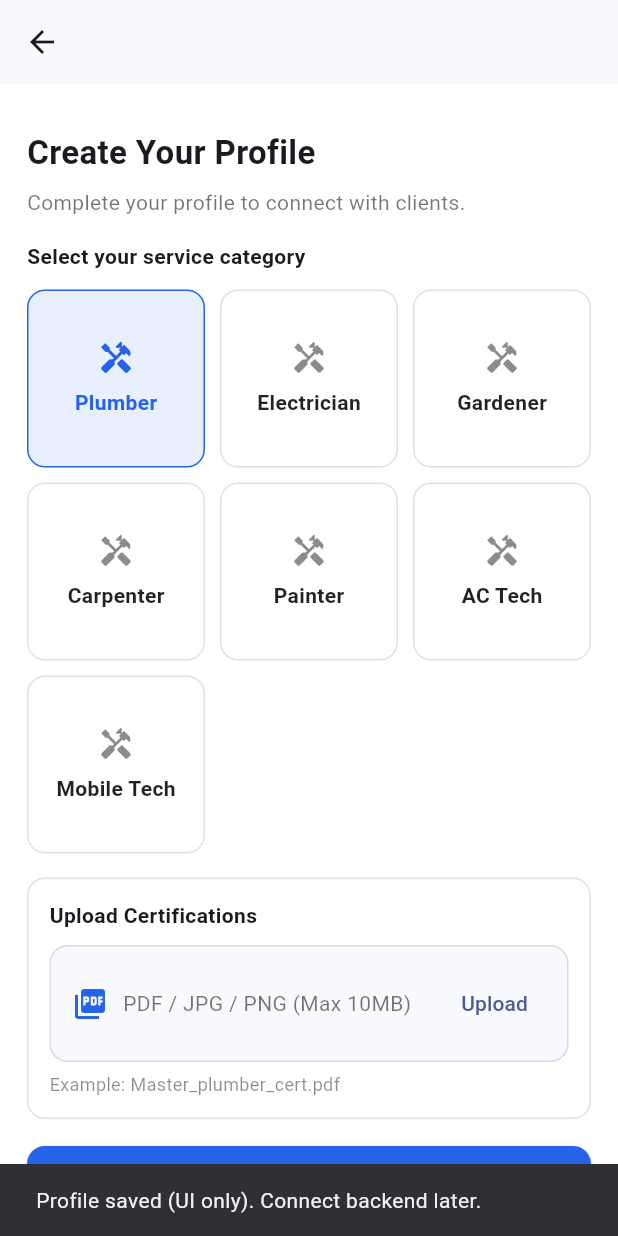
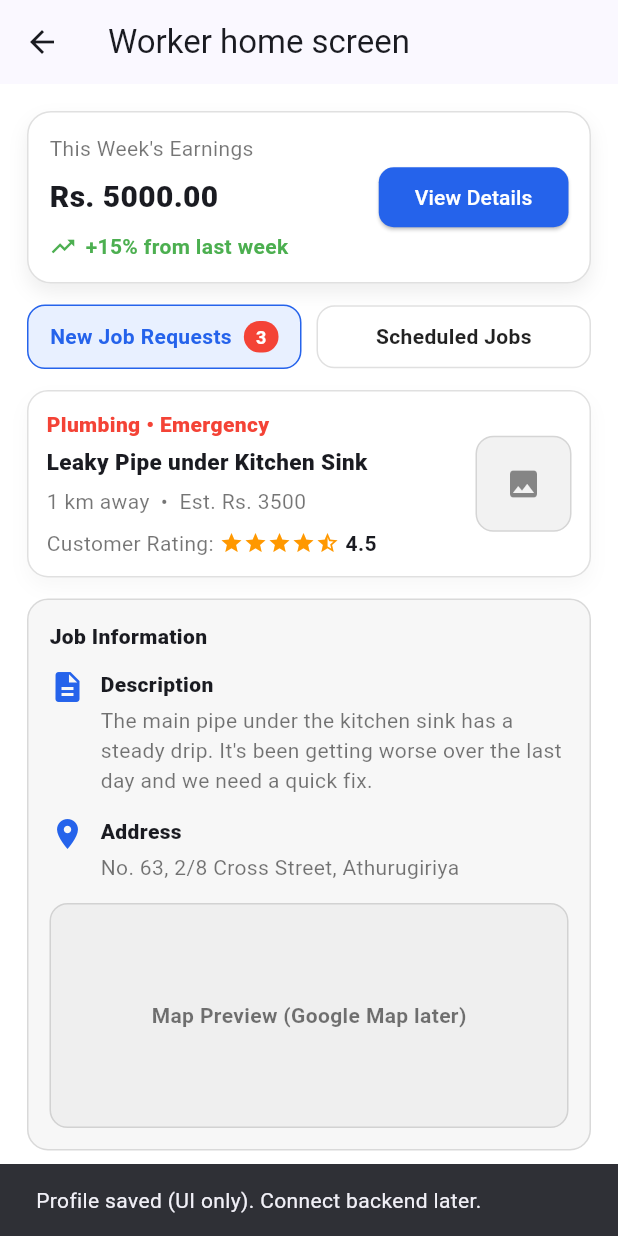
Before and after one commit to ShehanPerera002/TECHNI, a Flutter app: the SelectCategoryScreen screen opened by its route, after a tap on "Save Profile", on a phone screen of 412 x 824 dp. Run offline on Flutter 3.47's test engine with Material 3 defaults, Android fonts, the light colour scheme and no system bars.

Commit message:
Manual test commit

```diff
--- a/lib/app/routes.dart
+++ b/lib/app/routes.dart
@@ -6,6 +6,8 @@ import '../screens/otp_verification_screen.dart';
 import '../screens/verified_screen.dart';
 import '../screens/create_profile_screen.dart';
 import '../screens/select_category_screen.dart';
+import '../screens/worker_home_screen.dart';
+
 
 final Map<String, WidgetBuilder> appRoutes = {
   '/': (context) => const WelcomeScreen(),
@@ -14,4 +16,6 @@ final Map<String, WidgetBuilder> appRoutes = {
   '/verified': (context) => const VerifiedScreen(),
   '/profile': (context) => const CreateProfileScreen(),
   '/category': (context) => const SelectCategoryScreen(),
+  '/home': (context) => const WorkerHomeScreen(),
+
 };
--- a/lib/screens/select_category_screen.dart
+++ b/lib/screens/select_category_screen.dart
@@ -2,6 +2,7 @@ import 'package:flutter/material.dart';
 import '../widgets/app_header.dart';
 import '../widgets/primary_button.dart';
 
+// Testing auto-sync functionality - Real test
 class SelectCategoryScreen extends StatefulWidget {
   const SelectCategoryScreen({super.key});
 
@@ -125,9 +126,12 @@ class _SelectCategoryScreenState extends State<SelectCategoryScreen> {
               PrimaryButton(
                 text: "Save Profile",
                 onPressed: () {
+
                   ScaffoldMessenger.of(context).showSnackBar(
                     const SnackBar(content: Text("Profile saved (UI only). Connect backend later.")),
+
                   );
+                  Navigator.pushNamedAndRemoveUntil(context, '/home', (route) => false);
                 },
               ),
             ],
--- /dev/null
+++ b/lib/screens/worker_home_screen.dart
@@ -0,0 +1,360 @@
+import 'package:flutter/material.dart';
+
+class WorkerHomeScreen extends StatefulWidget {
+  const WorkerHomeScreen({super.key});
+
+  @override
+  State<WorkerHomeScreen> createState() => _WorkerHomeScreenState();
+}
+
+class _WorkerHomeScreenState extends State<WorkerHomeScreen> {
+  int tabIndex = 0; // 0 = New Job Requests, 1 = Scheduled Jobs
+
+  // Mock data (replace with API later)
+  final double weekEarnings = 5000.00;
+  final int newJobCount = 3;
+
+  @override
+  Widget build(BuildContext context) {
+    return Scaffold(
+      appBar: AppBar(
+        leading: IconButton(icon: const Icon(Icons.arrow_back), onPressed: () => Navigator.pop(context)),
+        title: const Text("Worker home screen"),
+        centerTitle: false,
+      ),
+      body: SafeArea(
+        child: ListView(
+          padding: const EdgeInsets.all(18),
+          children: [
+            _earningsCard(context),
+            const SizedBox(height: 14),
+            _tabs(),
+            const SizedBox(height: 14),
+            if (tabIndex == 0) ...[
+              _jobRequestCard(),
+              const SizedBox(height: 14),
+              _jobInformation(),
+              const SizedBox(height: 18),
+              _actionButtons(),
+            ] else ...[
+              _scheduledJobsEmpty(),
+            ],
+          ],
+        ),
+      ),
+    );
+  }
+
+  Widget _earningsCard(BuildContext context) {
+    return Container(
+      padding: const EdgeInsets.all(14),
+      decoration: BoxDecoration(
+        color: Colors.white,
+        borderRadius: BorderRadius.circular(16),
+        boxShadow: const [
+          BoxShadow(blurRadius: 10, color: Color(0x11000000), offset: Offset(0, 6)),
+        ],
+        border: Border.all(color: Colors.black12),
+      ),
+      child: Row(
+        children: [
+          Expanded(
+            child: Column(
+              crossAxisAlignment: CrossAxisAlignment.start,
+              children: [
+                const Text("This Week's Earnings", style: TextStyle(color: Colors.black54)),
+                const SizedBox(height: 8),
+                Text(
+                  "Rs. ${weekEarnings.toStringAsFixed(2)}",
+                  style: const TextStyle(fontSize: 20, fontWeight: FontWeight.w800),
+                ),
+                const SizedBox(height: 8),
+                const Row(
+                  children: [
+                    Icon(Icons.trending_up, color: Colors.green, size: 18),
+                    SizedBox(width: 6),
+                    Text(
+                      "+15% from last week",
+                      style: TextStyle(color: Colors.green, fontWeight: FontWeight.w600),
+                    ),
+                  ],
+                )
+              ],
+            ),
+          ),
+          SizedBox(
+            height: 40,
+            child: ElevatedButton(
+              style: ElevatedButton.styleFrom(
+                backgroundColor: const Color(0xFF2563EB),
+                foregroundColor: Colors.white,
+                shape: RoundedRectangleBorder(borderRadius: BorderRadius.circular(10)),
+              ),
+              onPressed: () {
+                ScaffoldMessenger.of(context).showSnackBar(
+                  const SnackBar(content: Text("Earnings details (UI only)")),
+                );
+              },
+              child: const Text("View Details"),
+            ),
+          ),
+        ],
+      ),
+    );
+  }
+
+  Widget _tabs() {
+    return Row(
+      children: [
+        Expanded(child: _tabButton("New Job Requests", tabIndex == 0, badge: newJobCount)),
+        const SizedBox(width: 10),
+        Expanded(child: _tabButton("Scheduled Jobs", tabIndex == 1)),
+      ],
+    );
+  }
+
+  Widget _tabButton(String text, bool active, {int? badge}) {
+    return InkWell(
+      borderRadius: BorderRadius.circular(12),
+      onTap: () => setState(() => tabIndex = (text == "New Job Requests") ? 0 : 1),
+      child: Container(
+        padding: const EdgeInsets.symmetric(vertical: 10, horizontal: 12),
+        decoration: BoxDecoration(
+          color: active ? const Color(0xFFE8F0FF) : Colors.white,
+          borderRadius: BorderRadius.circular(12),
+          border: Border.all(color: active ? const Color(0xFF2563EB) : Colors.black12),
+        ),
+        child: Row(
+          mainAxisAlignment: MainAxisAlignment.center,
+          children: [
+            Text(
+              text,
+              style: TextStyle(
+                fontWeight: FontWeight.w700,
+                color: active ? const Color(0xFF2563EB) : Colors.black87,
+              ),
+            ),
+            if (badge != null) ...[
+              const SizedBox(width: 8),
+              Container(
+                padding: const EdgeInsets.symmetric(horizontal: 8, vertical: 2),
+                decoration: BoxDecoration(
+                  color: Colors.red,
+                  borderRadius: BorderRadius.circular(999),
+                ),
+                child: Text(
+                  "$badge",
+                  style: const TextStyle(color: Colors.white, fontWeight: FontWeight.w700, fontSize: 12),
+                ),
+              )
+            ]
+          ],
+        ),
+      ),
+    );
+  }
+
+  Widget _jobRequestCard() {
+    return Container(
+      padding: const EdgeInsets.all(12),
+      decoration: BoxDecoration(
+        borderRadius: BorderRadius.circular(14),
+        border: Border.all(color: Colors.black12),
+        boxShadow: const [BoxShadow(color: Color(0x08000000), blurRadius: 10, offset: Offset(0, 6))],
+        color: Colors.white,
+      ),
+      child: Row(
+        children: [
+          Expanded(
+            child: Column(
+              crossAxisAlignment: CrossAxisAlignment.start,
+              children: const [
+                Text(
+                  "Plumbing • Emergency",
+                  style: TextStyle(color: Colors.red, fontWeight: FontWeight.w800),
+                ),
+                SizedBox(height: 4),
+                Text(
+                  "Leaky Pipe under Kitchen Sink",
+                  style: TextStyle(fontWeight: FontWeight.w800, fontSize: 15),
+                ),
+                SizedBox(height: 6),
+                Text(
+                  "1 km away  •  Est. Rs. 3500",
+                  style: TextStyle(color: Colors.black54),
+                ),
+                SizedBox(height: 8),
+                Row(
+                  children: [
+                    Text("Customer Rating: ", style: TextStyle(color: Colors.black54)),
+                    Icon(Icons.star, color: Colors.orange, size: 16),
+                    Icon(Icons.star, color: Colors.orange, size: 16),
+                    Icon(Icons.star, color: Colors.orange, size: 16),
+                    Icon(Icons.star, color: Colors.orange, size: 16),
+                    Icon(Icons.star_half, color: Colors.orange, size: 16),
+                    SizedBox(width: 4),
+                    Text("4.5", style: TextStyle(fontWeight: FontWeight.w700)),
+                  ],
+                ),
+              ],
+            ),
+          ),
+          const SizedBox(width: 10),
+          Container(
+            height: 64,
+            width: 64,
+            decoration: BoxDecoration(
+              color: const Color(0xFFF2F2F2),
+              borderRadius: BorderRadius.circular(12),
+              border: Border.all(color: Colors.black12),
+            ),
+            child: const Icon(Icons.image, color: Colors.black45),
+          )
+        ],
+      ),
+    );
+  }
+
+  Widget _jobInformation() {
+    return Container(
+      padding: const EdgeInsets.all(14),
+      decoration: BoxDecoration(
+        color: const Color(0xFFF7F7F7),
+        borderRadius: BorderRadius.circular(14),
+        border: Border.all(color: Colors.black12),
+      ),
+      child: Column(
+        crossAxisAlignment: CrossAxisAlignment.start,
+        children: [
+          const Text("Job Information", style: TextStyle(fontWeight: FontWeight.w800)),
+          const SizedBox(height: 12),
+
+          // Description
+          Row(
+            crossAxisAlignment: CrossAxisAlignment.start,
+            children: const [
+              Icon(Icons.description, color: Color(0xFF2563EB)),
+              SizedBox(width: 10),
+              Expanded(
+                child: Column(
+                  crossAxisAlignment: CrossAxisAlignment.start,
+                  children: [
+                    Text("Description", style: TextStyle(fontWeight: FontWeight.w800)),
+                    SizedBox(height: 4),
+                    Text(
+                      "The main pipe under the kitchen sink has a steady drip. "
+                      "It's been getting worse over the last day and we need a quick fix.",
+                      style: TextStyle(color: Colors.black54),
+                    ),
+                  ],
+                ),
+              ),
+            ],
+          ),
+
+          const SizedBox(height: 14),
+
+          // Address
+          Row(
+            crossAxisAlignment: CrossAxisAlignment.start,
+            children: const [
+              Icon(Icons.location_on, color: Color(0xFF2563EB)),
+              SizedBox(width: 10),
+              Expanded(
+                child: Column(
+                  crossAxisAlignment: CrossAxisAlignment.start,
+                  children: [
+                    Text("Address", style: TextStyle(fontWeight: FontWeight.w800)),
+                    SizedBox(height: 4),
+                    Text(
+                      "No. 63, 2/8 Cross Street, Athurugiriya",
+                      style: TextStyle(color: Colors.black54),
+                    ),
+                  ],
+                ),
+              ),
+            ],
+          ),
+
+          const SizedBox(height: 14),
+
+          // Map placeholder
+          Container(
+            height: 150,
+            width: double.infinity,
+            decoration: BoxDecoration(
+              color: const Color(0xFFEFEFEF),
+              borderRadius: BorderRadius.circular(12),
+              border: Border.all(color: Colors.black12),
+            ),
+            child: const Center(
+              child: Text(
+                "Map Preview (Google Map later)",
+                style: TextStyle(color: Colors.black54, fontWeight: FontWeight.w600),
+              ),
+            ),
+          ),
+        ],
+      ),
+    );
+  }
+
+  Widget _actionButtons() {
+    return Row(
+      children: [
+        Expanded(
+          child: SizedBox(
+            height: 44,
+            child: ElevatedButton(
+              style: ElevatedButton.styleFrom(
+                backgroundColor: Colors.green,
+                foregroundColor: Colors.white,
+                shape: RoundedRectangleBorder(borderRadius: BorderRadius.circular(10)),
+              ),
+              onPressed: () {
+                ScaffoldMessenger.of(context).showSnackBar(
+                  const SnackBar(content: Text("Accepted (UI only)")),
+                );
+              },
+              child: const Text("Accept", style: TextStyle(fontWeight: FontWeight.w800)),
+            ),
+          ),
+        ),
+        const SizedBox(width: 12),
+        Expanded(
+          child: SizedBox(
+            height: 44,
+            child: OutlinedButton(
+              style: OutlinedButton.styleFrom(
+                foregroundColor: Colors.black87,
+                side: const BorderSide(color: Colors.black26),
+                shape: RoundedRectangleBorder(borderRadius: BorderRadius.circular(10)),
+              ),
+              onPressed: () {
+                ScaffoldMessenger.of(context).showSnackBar(
+                  const SnackBar(content: Text("Declined (UI only)")),
+                );
+              },
+              child: const Text("Decline", style: TextStyle(fontWeight: FontWeight.w800)),
+            ),
+          ),
+        ),
+      ],
+    );
+  }
+
+  Widget _scheduledJobsEmpty() {
+    return Container(
+      padding: const EdgeInsets.all(16),
+      decoration: BoxDecoration(
+        borderRadius: BorderRadius.circular(14),
+        border: Border.all(color: Colors.black12),
+        color: Colors.white,
+      ),
+      child: const Text(
+        "No scheduled jobs yet.\n(Connect backend later)",
+        style: TextStyle(color: Colors.black54, height: 1.4),
+      ),
+    );
+  }
+}
```
Also changed, not shown: 1 other file.
